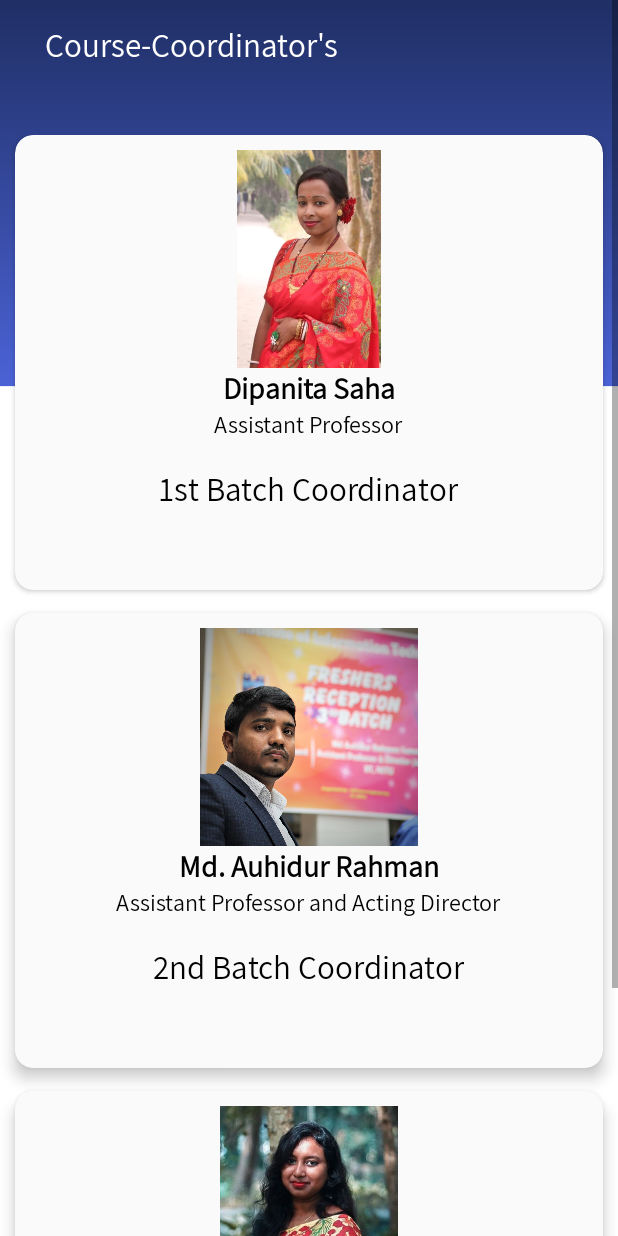
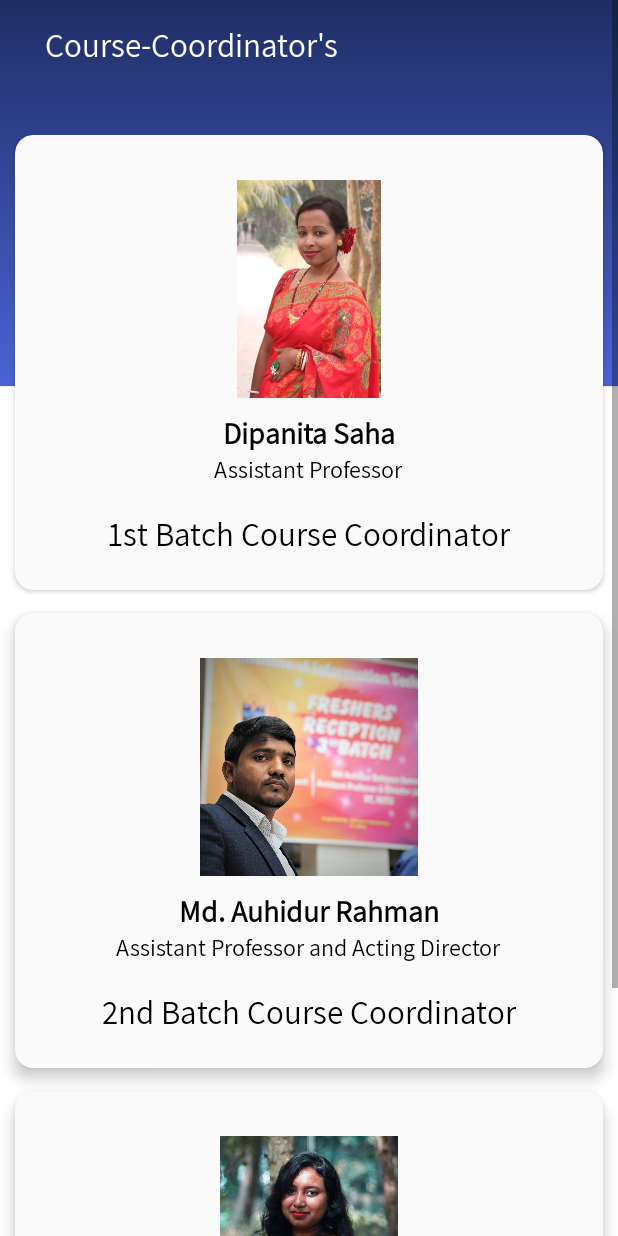
Before and after one commit to IIT-NSTU/IIT-NSTU-app, an Android app: the courseCoordinatorAcitivity screen opened directly, with no data from a screen before it, on a phone screen of 412 x 824 dp. Run offline under Robolectric (Android 15) with nearby library versions, the phone set to English and light mode, and no system bars; Roboto replaces fonts that are not available here.

Commit message:
03:05 PM 25/03/2020
(Course-Coordinator's Layout margin edited)

```diff
--- a/app/src/main/res/layout/activity_course_coordinator_acitivity.xml
+++ b/app/src/main/res/layout/activity_course_coordinator_acitivity.xml
@@ -64,6 +64,7 @@
                         android:layout_width="164dp"
                         android:layout_height="145dp"
                         android:layout_gravity="center"
+                        android:layout_marginTop="20dp"
                         app:srcCompat="@drawable/dipamam" />
 
                     <TextView
@@ -73,6 +74,7 @@
                         android:layout_row="0"
                         android:layout_column="0"
                         android:fontFamily="@font/assistant_regular"
+                        android:layout_marginTop="10dp"
                         android:text="Dipanita Saha"
                         android:layout_gravity="center"
                         android:textColor="#020000"
@@ -98,7 +100,7 @@
                         android:layout_row="0"
                         android:layout_column="0"
                         android:fontFamily="@font/assistant_regular"
-                        android:text="1st Batch Coordinator"
+                        android:text="1st Batch Course Coordinator"
                         android:layout_marginTop="18dp"
                         android:layout_gravity="center"
                         android:textColor="#020000"
@@ -133,6 +135,7 @@
                         android:layout_width="164dp"
                         android:layout_height="145dp"
                         android:layout_gravity="center"
+                        android:layout_marginTop="20dp"
                         app:srcCompat="@drawable/sumonsir" />
 
                     <TextView
@@ -141,6 +144,7 @@
                         android:layout_height="wrap_content"
                         android:layout_row="0"
                         android:layout_column="0"
+                        android:layout_marginTop="10dp"
                         android:fontFamily="@font/assistant_regular"
                         android:text="Md. Auhidur Rahman"
                         android:layout_gravity="center"
@@ -167,7 +171,7 @@
                         android:layout_row="0"
                         android:layout_column="0"
                         android:fontFamily="@font/assistant_regular"
-                        android:text="2nd Batch Coordinator"
+                        android:text="2nd Batch Course Coordinator"
                         android:layout_marginTop="18dp"
                         android:layout_gravity="center"
                         android:textColor="#020000"
@@ -202,6 +206,7 @@
                         android:layout_width="164dp"
                         android:layout_height="145dp"
                         android:layout_gravity="center"
+                        android:layout_marginTop="20dp"
                         app:srcCompat="@drawable/falgunimam" />
 
                     <TextView
@@ -212,6 +217,7 @@
                         android:layout_column="0"
                         android:fontFamily="@font/assistant_regular"
                         android:text="Falguni Roy"
+                        android:layout_marginTop="10dp"
                         android:layout_gravity="center"
                         android:textColor="#020000"
                         android:textSize="20sp"
@@ -236,7 +242,7 @@
                         android:layout_row="0"
                         android:layout_column="0"
                         android:fontFamily="@font/assistant_regular"
-                        android:text="3rd Batch Coordinator"
+                        android:text="3rd Batch Course Coordinator"
                         android:layout_marginTop="18dp"
                         android:layout_gravity="center"
                         android:textColor="#020000"
```
